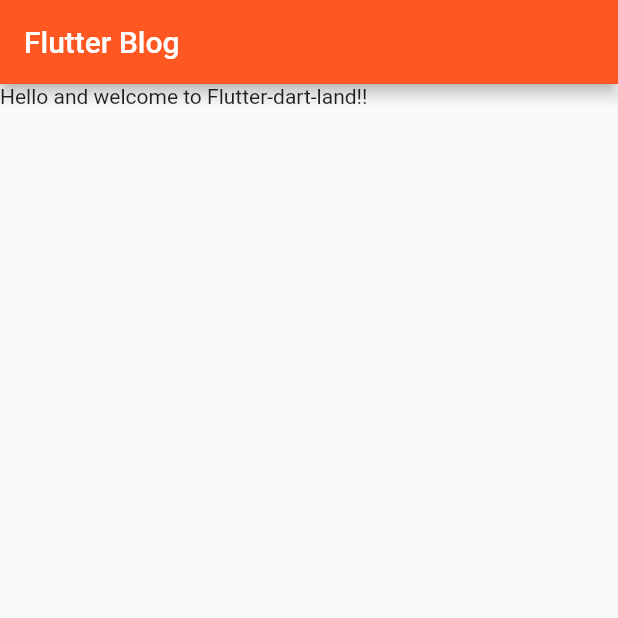
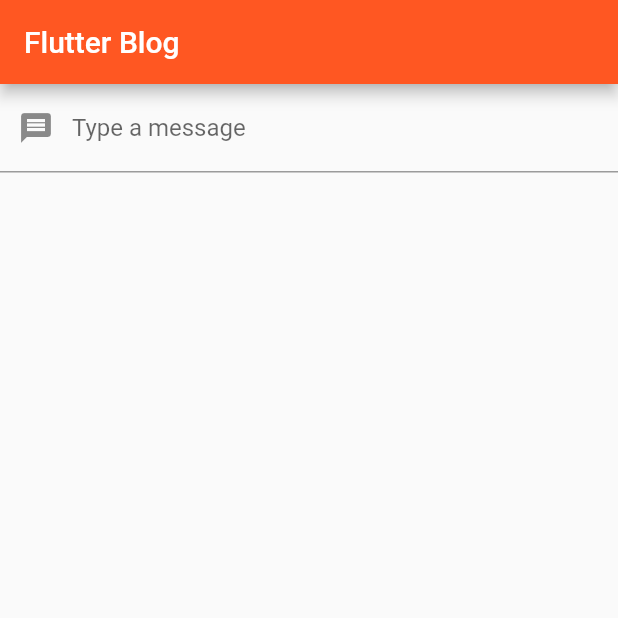
Before and after one commit to irfan87/flutter_blog, a Flutter app: the screen it shows after launch, on a phone screen of 412 x 824 dp, the top half of it. Run offline on Flutter 3.47's test engine with Material 2 defaults, Android fonts, the phone set to English and light mode, and no system bars.

Commit message:
stateful widgets and text field - data binding

```diff
--- a/lib/main.dart
+++ b/lib/main.dart
@@ -26,20 +26,54 @@ class MyHomepage extends StatelessWidget {
       appBar: AppBar(
         title: Text('Flutter Blog'),
       ),
-      body: Container(
-        child: Column(
-          children: [
-            TestWidget(),
-          ],
-        ),
-      ),
+      body: TextInputWidget(),
     );
   }
 }
 
-class TestWidget extends StatelessWidget {
+class TextInputWidget extends StatefulWidget {
+  @override
+  _TextInputWidgetState createState() => _TextInputWidgetState();
+}
+
+class _TextInputWidgetState extends State<TextInputWidget> {
+  final textEditingController = TextEditingController();
+  String text = '';
+
+  // will wipe the current data from textEditingController
+  @override
+  void dispose() {
+    // TODO: implement dispose
+    super.dispose();
+
+    textEditingController.dispose();
+  }
+
+  void changedText(text) {
+    if (text == 'test') {
+      textEditingController.clear();
+      text = '';
+    }
+    setState(() {
+      this.text = text;
+    });
+  }
+
   @override
   Widget build(BuildContext context) {
-    return Text('Hello and welcome to Flutter-dart-land!!');
+    return Column(
+      children: [
+        TextField(
+          onChanged: (text) => this.changedText(text),
+          controller: this.textEditingController,
+          decoration: InputDecoration(
+              prefixIcon: Icon(
+                Icons.message,
+              ),
+              labelText: 'Type a message'),
+        ),
+        Text(this.text),
+      ],
+    );
   }
 }
```
